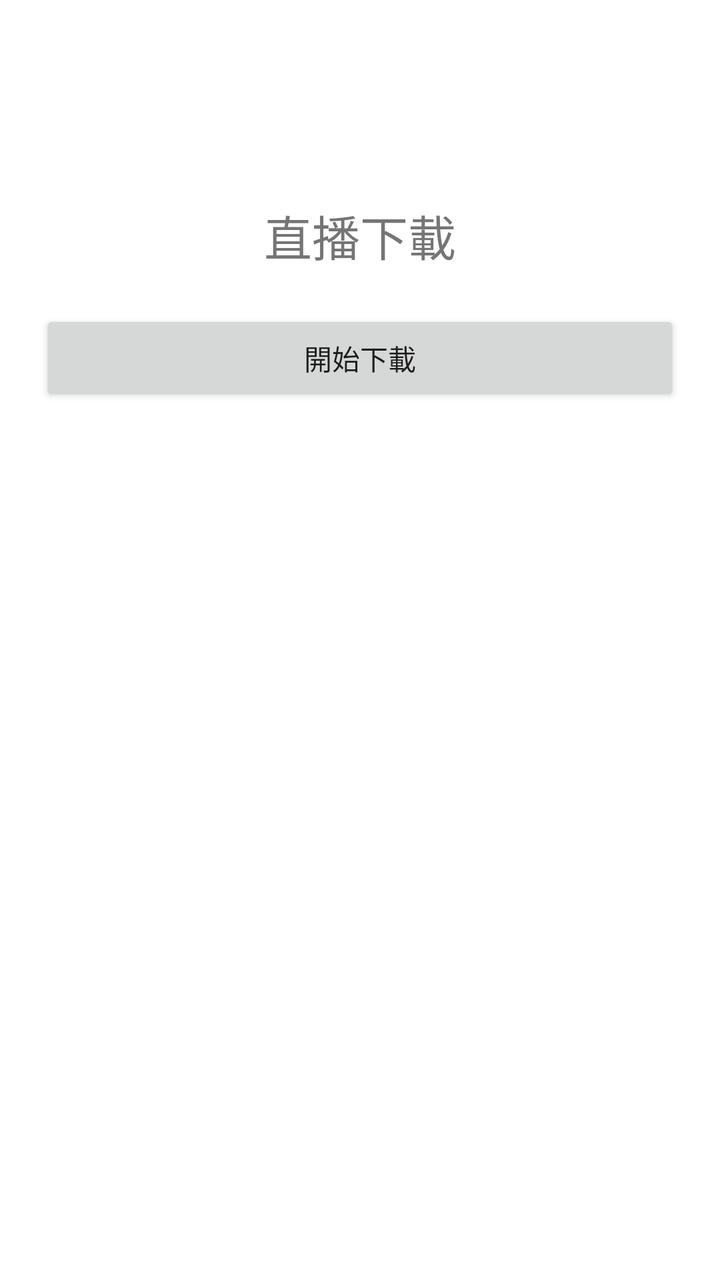
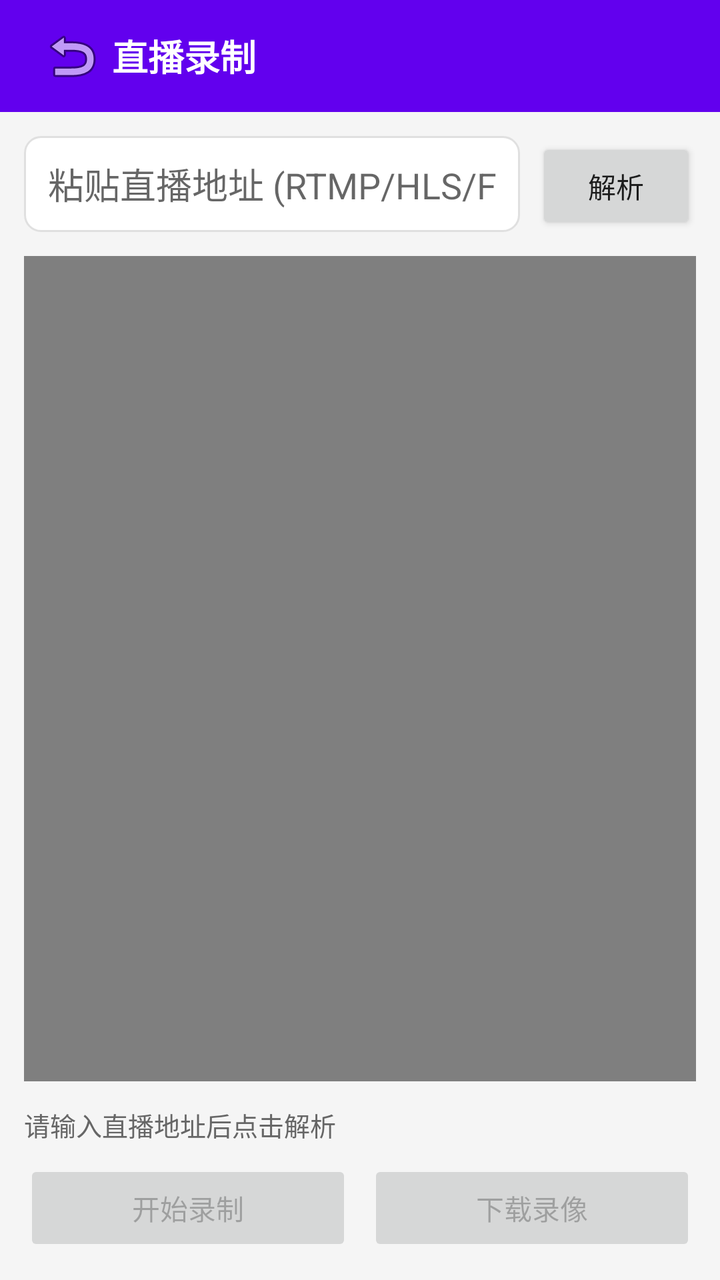

An Android layout rendered at two revisions. The XML below is the earlier revision; the diff shows what the commit changed to produce the second picture.
<!-- AndroidManifest.xml: application theme AppTheme -->
<!-- res/layout/activity_live_download.xml -->
<?xml version="1.0" encoding="utf-8"?>
<LinearLayout xmlns:android="http://schemas.android.com/apk/res/android"
    android:layout_width="match_parent"
    android:layout_height="match_parent"
    android:orientation="vertical"
    android:background="#FFFFFF">

    <TextView
        android:layout_width="match_parent"
        android:layout_height="wrap_content"
        android:text="直播下載"
        android:textSize="24sp"
        android:gravity="center"
        android:layout_marginTop="100dp"/>

    <Button
        android:layout_width="match_parent"
        android:layout_height="wrap_content"
        android:text="開始下載"
        android:layout_margin="20dp"/>
</LinearLayout>
<!-- resources referenced by this layout -->
<resources>
  <style name="AppTheme" parent="Theme.AppCompat.Light.NoActionBar">
          <item name="colorPrimary">#FF6200EE</item>
          <item name="colorPrimaryDark">#FF3700B3</item>
          <item name="colorAccent">#FF03DAC5</item>
      </style>
</resources>

<!-- the commit's change to res/layout/activity_live_download.xml (unified diff, before → after) -->
@@ -3,19 +3,79 @@
     android:layout_width="match_parent"
     android:layout_height="match_parent"
     android:orientation="vertical"
-    android:background="#FFFFFF">
+    android:background="#F5F5F5">
 
-    <TextView
+    
+    <LinearLayout
+        android:layout_width="match_parent"
+        android:layout_height="56dp"
+        android:background="#FF6200EE"
+        android:gravity="center_vertical"
+        android:paddingHorizontal="16dp">
+        <ImageButton android:id="@+id/btn_back"
+            android:layout_width="40dp" android:layout_height="40dp"
+            android:src="@android:drawable/ic_menu_revert"
+            android:background="?attr/selectableItemBackgroundBorderless"/>
+        <TextView
+            android:layout_width="0dp" android:layout_height="wrap_content"
+            android:layout_weight="1" android:text="直播录制"
+            android:textColor="#FFFFFF" android:textSize="18sp" android:textStyle="bold"/>
+    </LinearLayout>
+
+    
+    <LinearLayout
         android:layout_width="match_parent"
         android:layout_height="wrap_content"
-        android:text="直播下載"
-        android:textSize="24sp"
-        android:gravity="center"
-        android:layout_marginTop="100dp"/>
+        android:orientation="horizontal"
+        android:padding="12dp">
+        <EditText android:id="@+id/et_url"
+            android:layout_width="0dp" android:layout_height="48dp"
+            android:layout_weight="1" android:hint="粘贴直播地址 (RTMP/HLS/FLV)"
+            android:inputType="textUri" android:singleLine="true"
+            android:background="@drawable/item_bg" android:paddingHorizontal="12dp"/>
+        <Button android:id="@+id/btn_parse"
+            android:layout_width="80dp" android:layout_height="48dp"
+            android:text="解析" android:layout_marginStart="8dp"/>
+    </LinearLayout>
 
-    <Button
+    
+    <FrameLayout
+        android:layout_width="match_parent"
+        android:layout_height="0dp"
+        android:layout_weight="1"
+        android:background="#000000"
+        android:layout_marginHorizontal="12dp">
+        <VideoView android:id="@+id/video_view"
+            android:layout_width="match_parent"
+            android:layout_height="match_parent"/>
+    </FrameLayout>
+
+    
+    <LinearLayout
         android:layout_width="match_parent"
         android:layout_height="wrap_content"
-        android:text="開始下載"
-        android:layout_margin="20dp"/>
+        android:orientation="vertical"
+        android:padding="12dp">
+
+        <TextView android:id="@+id/tv_status"
+            android:layout_width="match_parent"
+            android:layout_height="wrap_content"
+            android:text="请输入直播地址后点击解析"
+            android:textSize="13sp" android:textColor="#666666"
+            android:layout_marginBottom="8dp"/>
+
+        <LinearLayout
+            android:layout_width="match_parent"
+            android:layout_height="wrap_content"
+            android:orientation="horizontal">
+            <Button android:id="@+id/btn_record"
+                android:layout_width="0dp" android:layout_height="48dp"
+                android:layout_weight="1" android:text="开始录制"
+                android:enabled="false"/>
+            <Button android:id="@+id/btn_download"
+                android:layout_width="0dp" android:layout_height="48dp"
+                android:layout_weight="1" android:text="下载录像"
+                android:enabled="false" android:layout_marginStart="8dp"/>
+        </LinearLayout>
+    </LinearLayout>
 </LinearLayout>
<!-- resource entries referenced after the edit -->
@@ -1,5 +1,13 @@
 <!-- resources referenced by this layout -->
 <resources>
+  <!-- drawable item_bg (drawable) -->
+  <?xml version="1.0" encoding="utf-8"?>
+  <shape xmlns:android="http://schemas.android.com/apk/res/android"
+      android:shape="rectangle">
+      <solid android:color="#FFFFFF"/>
+      <corners android:radius="8dp"/>
+      <stroke android:width="1dp" android:color="#E0E0E0"/>
+  </shape>
   <style name="AppTheme" parent="Theme.AppCompat.Light.NoActionBar">
           <item name="colorPrimary">#FF6200EE</item>
           <item name="colorPrimaryDark">#FF3700B3</item>
